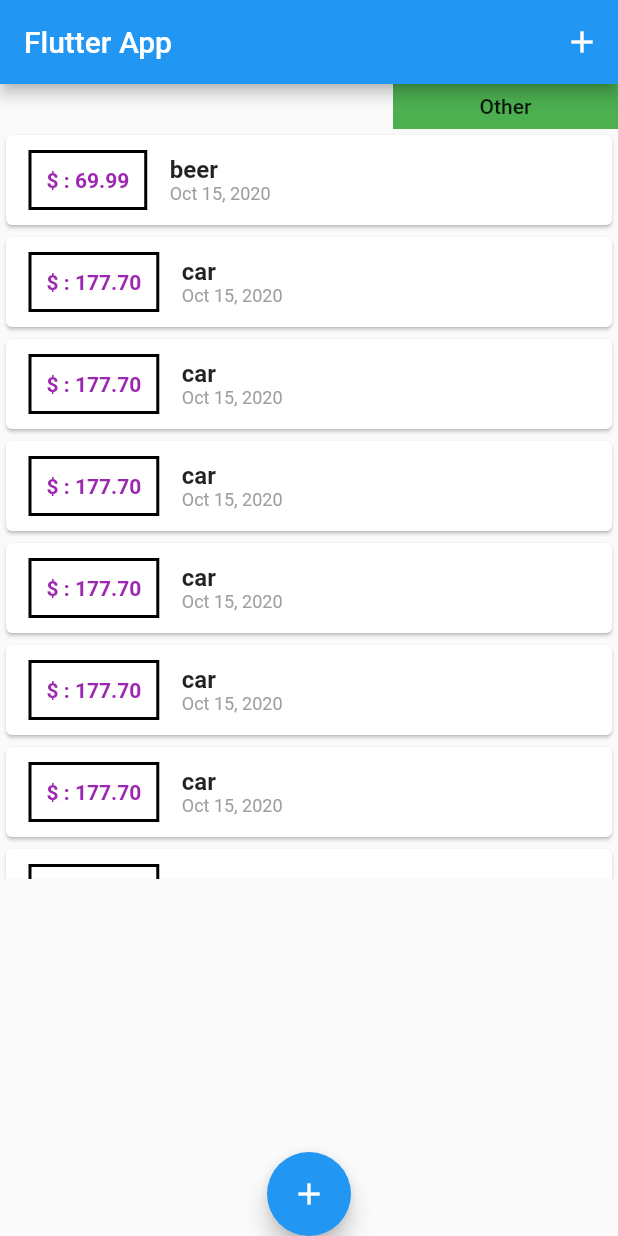
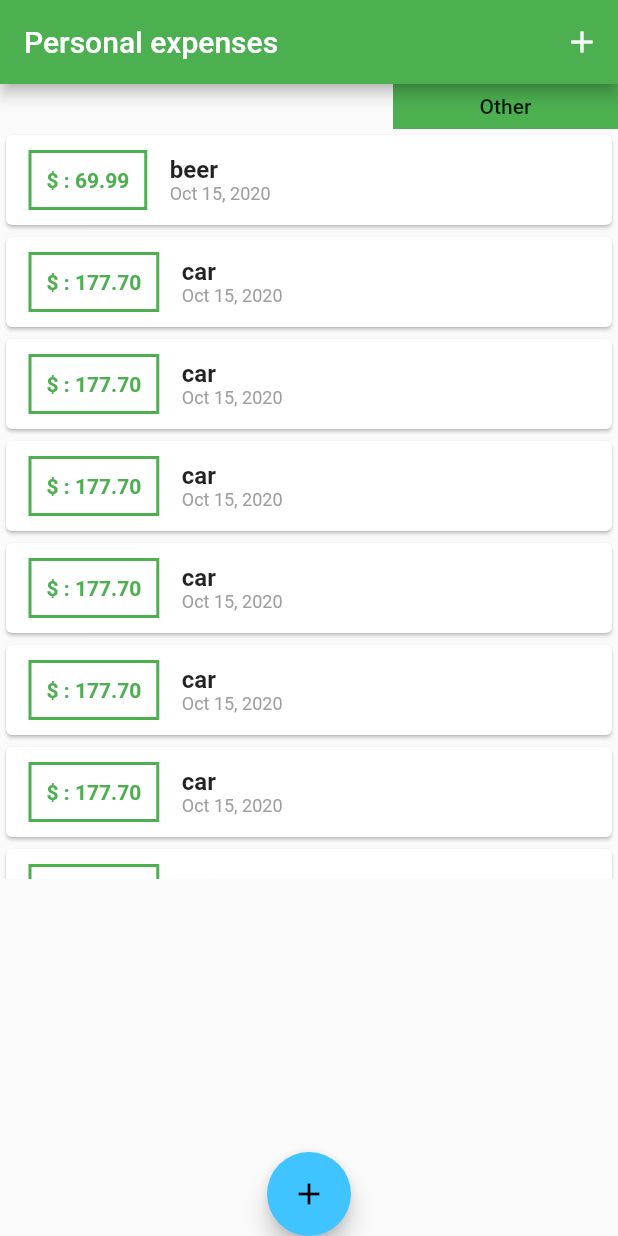
Before and after one commit to asergejs/flutter_learning_expenses_app, a Flutter app: the screen it shows after launch, on a phone screen of 412 x 824 dp. Run offline on Flutter 3.47's test engine with Material 2 defaults, Android fonts, the phone set to English and light mode, and no system bars.

Commit message:
94 - themes

```diff
--- a/lib/main.dart
+++ b/lib/main.dart
@@ -9,7 +9,11 @@ class MyApp extends StatelessWidget {
   @override
   Widget build(BuildContext context) {
     return MaterialApp(
-      title: 'Flutter App',
+      title: 'Personal expenses',
+      theme: ThemeData( //94
+          primarySwatch: Colors.green,
+          accentColor: Colors.lightBlueAccent
+      ),
       home: MyHomePage(),
     );
   }
@@ -49,14 +53,14 @@ class _MyHomePageState extends State<MyHomePage> {
   void _startAddNewTransaction(BuildContext ctx) {
     showModalBottomSheet(context: ctx, builder: (_) {
       return NewTransaction(_addTransaction);
-    }, );
+    },);
   }
 
   @override
   Widget build(BuildContext context) {
     return Scaffold(
       appBar: AppBar(
-        title: Text('Flutter App'),
+        title: Text('Personal expenses'),
         actions: <Widget>[
           IconButton(
             icon: Icon(Icons.add),
@@ -84,7 +88,8 @@ class _MyHomePageState extends State<MyHomePage> {
           ],
         ),
       ),
-      floatingActionButtonLocation: FloatingActionButtonLocation.centerDocked, //91
+      floatingActionButtonLocation: FloatingActionButtonLocation.centerDocked,
+      //91
       floatingActionButton: FloatingActionButton(
         child: Icon(Icons.add),
         onPressed: () => _startAddNewTransaction(context),
--- a/lib/widgets/transaction_list.dart
+++ b/lib/widgets/transaction_list.dart
@@ -23,11 +23,13 @@ class TransactionList extends StatelessWidget {
                   horizontal: 15,
                 ),
                 padding: EdgeInsets.all(10),
-                child: Text('\$ : ${transactions[idx].amount.toStringAsFixed(2)}', //90
+                child: Text(
+                    '\$ : ${transactions[idx].amount.toStringAsFixed(2)}',
+                    //90
                     style: TextStyle(
-                        fontWeight: FontWeight.bold, color: Colors.purple)),
+                        fontWeight: FontWeight.bold, color: Theme.of(context).primaryColor)),
                 decoration: BoxDecoration(
-                    border: Border.all(color: Colors.black, width: 2)),
+                    border: Border.all(color: Theme.of(context).primaryColor, width: 2)),
               ),
               Column(
                 crossAxisAlignment: CrossAxisAlignment.start,
```
